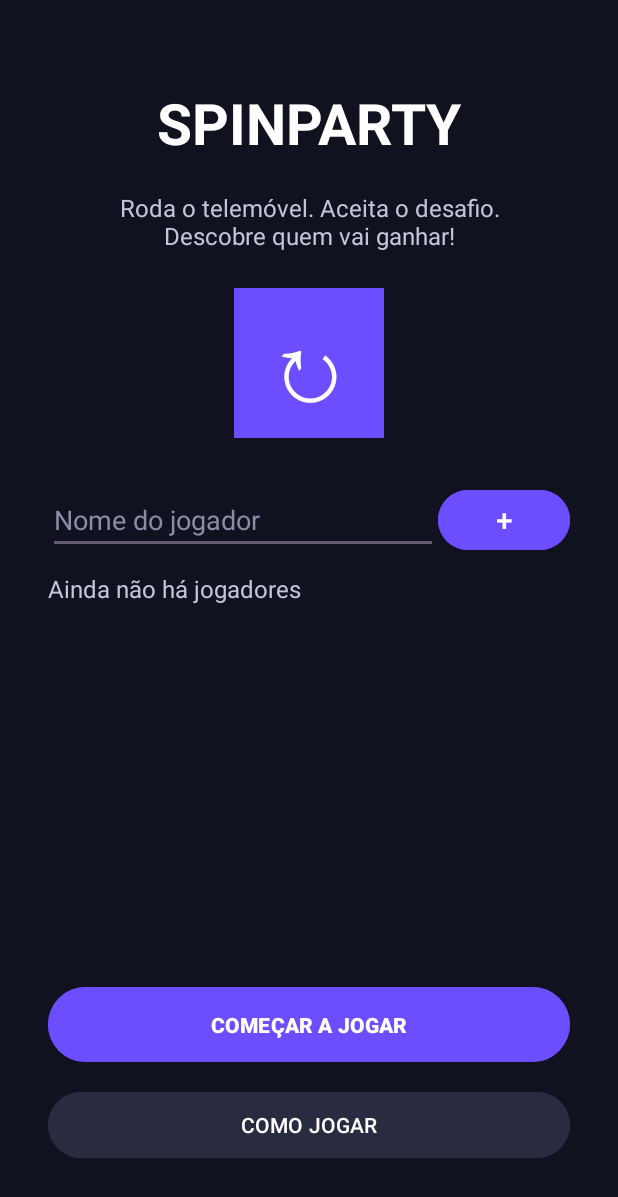
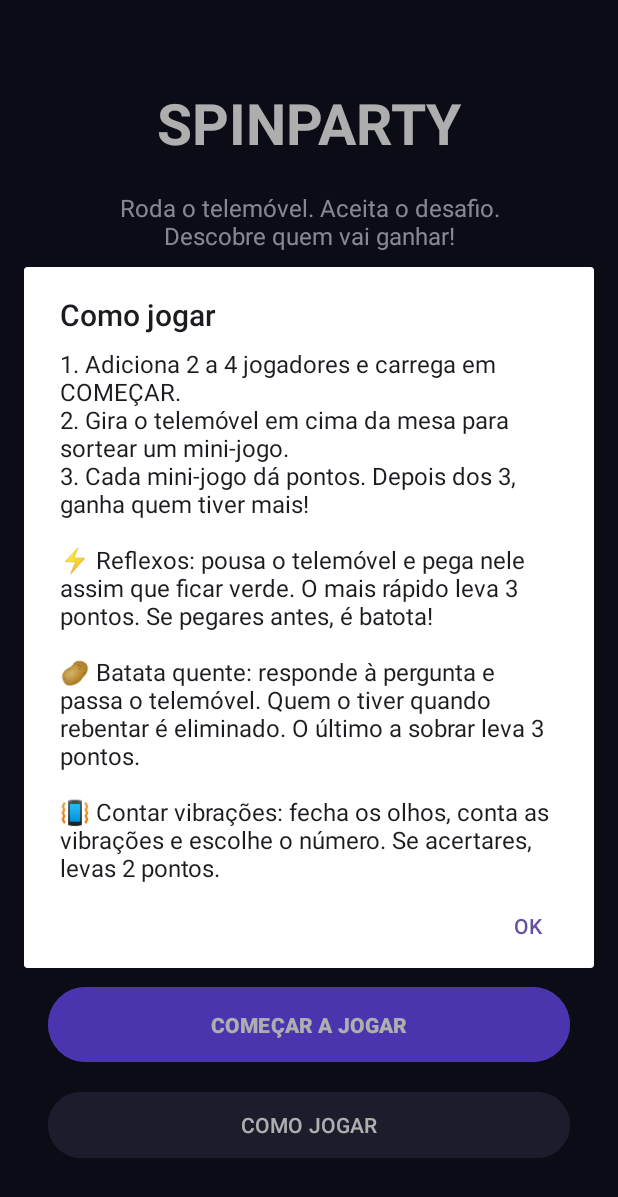
Before and after one commit to GuilhermeBernini/DSSMV_ProjectDroid_1250853_1251002, an Android app: the screen it shows after launch (MainActivity), after a tap on "COMO JOGAR", on a phone screen of 412 x 824 dp. Shown: the top 1197 px of the screen. Run offline under Robolectric (Android 15) with nearby library versions, the phone set to English and light mode, and no system bars.

Commit message:
Janela Como jogar com as regras

```diff
--- a/app/src/main/java/com/example/spinparty/MainActivity.java
+++ b/app/src/main/java/com/example/spinparty/MainActivity.java
@@ -9,6 +9,7 @@ import android.widget.Toast;
 
 import androidx.activity.EdgeToEdge;
 import androidx.appcompat.app.AppCompatActivity;
+import androidx.appcompat.app.AlertDialog;
 import androidx.core.graphics.Insets;
 import androidx.core.view.ViewCompat;
 import androidx.core.view.WindowInsetsCompat;
@@ -76,17 +77,34 @@ public class MainActivity extends AppCompatActivity {
             startActivity(new Intent(this, SpinActivity.class));
         });
 
-        btnRules.setOnClickListener(v ->
-                Toast.makeText(this,
-                        "O telemóvel escolhe o desafio. Joga com os teus amigos e ganha pontos!",
-                        Toast.LENGTH_LONG).show()
-        );
+        btnRules.setOnClickListener(v -> mostrarRegras());   // abre a janela "Como jogar"
     }
 
     @Override
     protected void onResume() {
         super.onResume();
         mostrarJogadores();     // ao voltar a este ecrã, mostra a lista atualizada
+    }
+
+
+    // janela com as regras do jogo
+    private void mostrarRegras() {
+        String regras =
+                "1. Adiciona 2 a 4 jogadores e carrega em COMEÇAR.\n" +
+                        "2. Gira o telemóvel em cima da mesa para sortear um mini-jogo.\n" +
+                        "3. Cada mini-jogo dá pontos. Depois dos 3, ganha quem tiver mais!\n\n" +
+                        "⚡ Reflexos: pousa o telemóvel e pega nele assim que ficar verde. " +
+                        "O mais rápido leva 3 pontos. Se pegares antes, é batota!\n\n" +
+                        "🥔 Batata quente: responde à pergunta e passa o telemóvel. " +
+                        "Quem o tiver quando rebentar é eliminado. O último a sobrar leva 3 pontos.\n\n" +
+                        "📳 Contar vibrações: fecha os olhos, conta as vibrações e escolhe o número. " +
+                        "Se acertares, levas 2 pontos.";
+
+        new AlertDialog.Builder(this)
+                .setTitle("Como jogar")     // título da janela
+                .setMessage(regras)         // o texto das regras
+                .setPositiveButton("OK", null)   // botão OK fecha a janela
+                .show();                    // mostra no ecrã
     }
 
     // escreve "Jogadores: 1. Dinis 2. Bernini..." no tvJogadores
```
